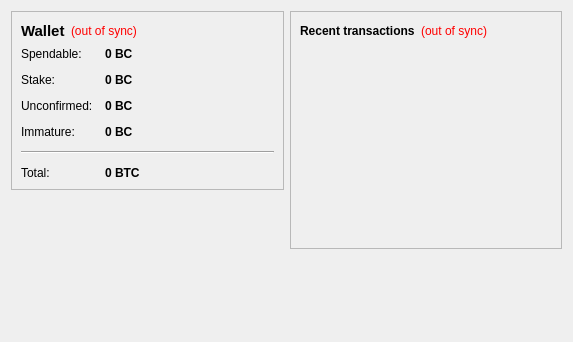
Qt form src/qt/forms/overviewpage.ui (hanxianzhai/bonescoin) before a commit.
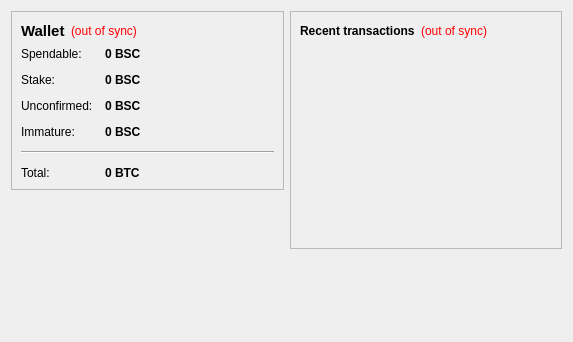
The same form after that commit.

Diff of the .ui file:
```diff
--- a/src/qt/forms/overviewpage.ui
+++ b/src/qt/forms/overviewpage.ui
@@ -105,7 +105,7 @@
              <string>Your current spendable balance</string>
             </property>
             <property name="text">
-             <string notr="true">0 BC</string>
+             <string notr="true">0 BSC</string>
             </property>
             <property name="textInteractionFlags">
              <set>Qt::LinksAccessibleByMouse|Qt::TextSelectableByKeyboard|Qt::TextSelectableByMouse</set>
@@ -134,7 +134,7 @@
              <string>Total of coins that was staked, and do not yet count toward the current balance</string>
             </property>
             <property name="text">
-             <string notr="true">0 BC</string>
+             <string notr="true">0 BSC</string>
             </property>
             <property name="textInteractionFlags">
              <set>Qt::LinksAccessibleByMouse|Qt::TextSelectableByKeyboard|Qt::TextSelectableByMouse</set>
@@ -163,7 +163,7 @@
              <string>Total of transactions that have yet to be confirmed, and do not yet count toward the current balance</string>
             </property>
             <property name="text">
-             <string notr="true">0 BC</string>
+             <string notr="true">0 BSC</string>
             </property>
             <property name="textInteractionFlags">
              <set>Qt::LinksAccessibleByMouse|Qt::TextSelectableByKeyboard|Qt::TextSelectableByMouse</set>
@@ -189,7 +189,7 @@
              <string>Mined balance that has not yet matured</string>
             </property>
             <property name="text">
-             <string notr="true">0 BC</string>
+             <string notr="true">0 BSC</string>
             </property>
             <property name="textInteractionFlags">
              <set>Qt::LinksAccessibleByMouse|Qt::TextSelectableByKeyboard|Qt::TextSelectableByMouse</set>
```
Left out of the diff: 4 changed lines with no effect on the pictures.
